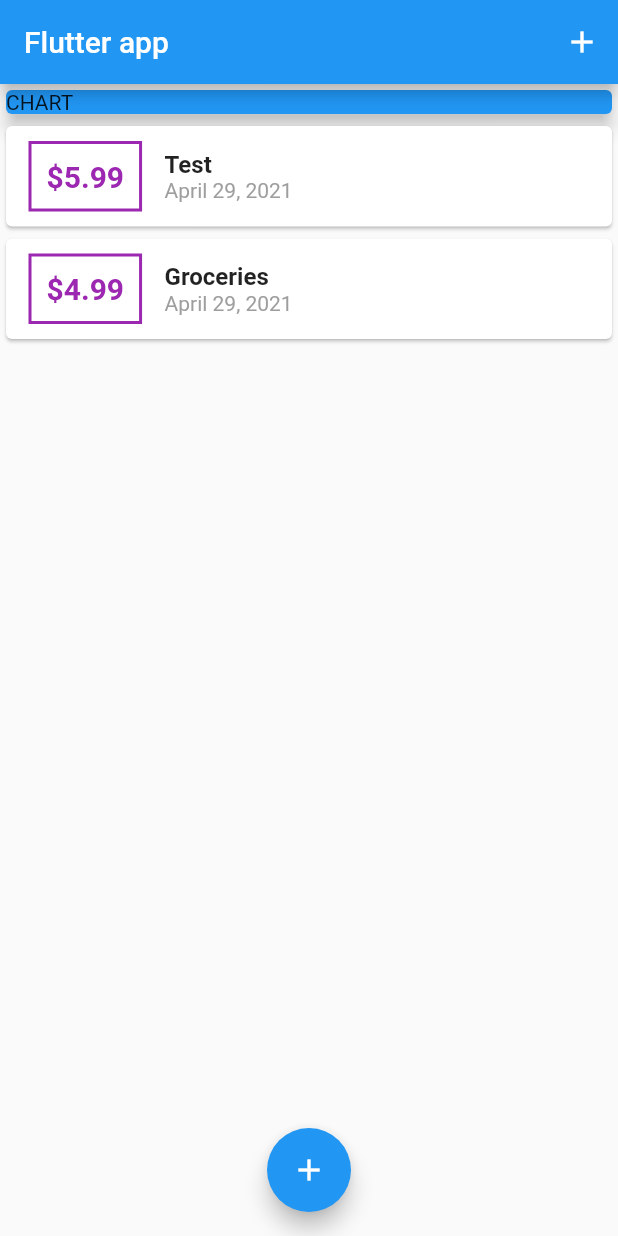
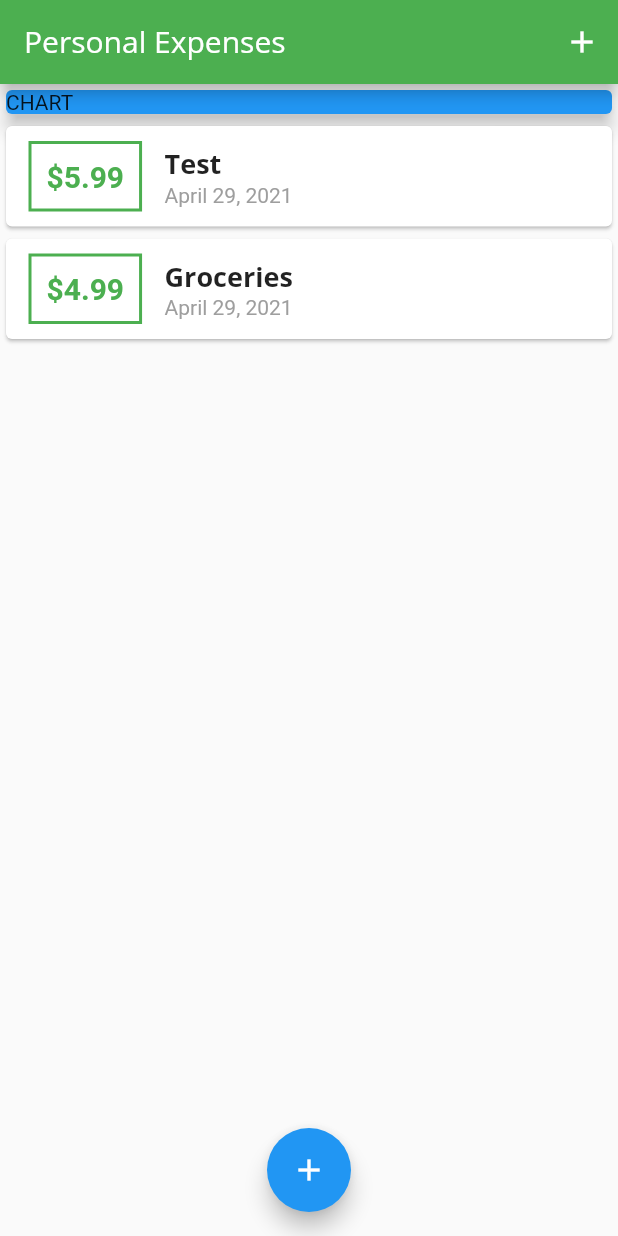
Before and after one commit to Chen-Philip/personal_expenses_tracker, a Flutter app: the screen it shows after launch, on a phone screen of 412 x 824 dp. Run offline on Flutter 3.47's test engine with Material 2 defaults, Android fonts, the phone set to English and light mode, and no system bars.

Commit message:
added themes to the app

```diff
--- a/lib/main.dart
+++ b/lib/main.dart
@@ -11,6 +11,27 @@ class MyApp extends StatelessWidget {
   @override
   Widget build(BuildContext context) {
     return MaterialApp(
+      title: "Personal Expenses",
+      theme: ThemeData(
+        primarySwatch: Colors.green,
+        accentColor: Colors.blue,
+        fontFamily: "Quicksand",
+        textTheme: ThemeData.light().textTheme.copyWith(
+              headline6: TextStyle(
+                fontSize: 18,
+                fontFamily: "OpenSans",
+                fontWeight: FontWeight.bold,
+              ),
+            ),
+        appBarTheme: AppBarTheme(
+          textTheme: ThemeData.light().textTheme.copyWith(
+                headline6: TextStyle(
+                  fontSize: 20,
+                  fontFamily: "OpenSans",
+                ),
+              ),
+        ),
+      ),
       home: MyHomePage(),
     );
   }
@@ -62,7 +83,7 @@ class _MyHomePageState extends State<MyHomePage> {
   Widget build(BuildContext context) {
     return Scaffold(
       appBar: AppBar(
-        title: Text("Flutter app"),
+        title: Text("Personal Expenses"),
         actions: [
           IconButton(
             icon: Icon(Icons.add),
--- a/lib/widgets/transaction_list.dart
+++ b/lib/widgets/transaction_list.dart
@@ -24,7 +24,7 @@ class TransactionList extends StatelessWidget {
                   padding: EdgeInsets.all(10),
                   decoration: BoxDecoration(
                     border: Border.all(
-                      color: Colors.purple,
+                      color: Theme.of(context).primaryColor,
                       width: 2,
                     ),
                   ),
@@ -33,7 +33,7 @@ class TransactionList extends StatelessWidget {
                     style: TextStyle(
                       fontWeight: FontWeight.bold,
                       fontSize: 20,
-                      color: Colors.purple,
+                      color: Theme.of(context).primaryColor,
                     ),
                   ),
                 ),
@@ -42,10 +42,7 @@ class TransactionList extends StatelessWidget {
                   children: [
                     Text(
                       _userTransactions[index].title,
-                      style: TextStyle(
-                        fontWeight: FontWeight.bold,
-                        fontSize: 16,
-                      ),
+                      style: Theme.of(context).textTheme.headline6,
                     ),
                     Text(
                       DateFormat.yMMMMd().format(_userTransactions[index].date),
```
Also changed, not shown: pubspec.yaml (+11 -6 lines), assets/fonts/OpenSans-Bold.ttf (added), assets/fonts/OpenSans-Regular.ttf (added), assets/fonts/Quicksand-Bold.ttf (added), assets/fonts/Quicksand-Light.ttf (added), assets/fonts/Quicksand-Medium.ttf (added), assets/fonts/Quicksand-Regular.ttf (added).
